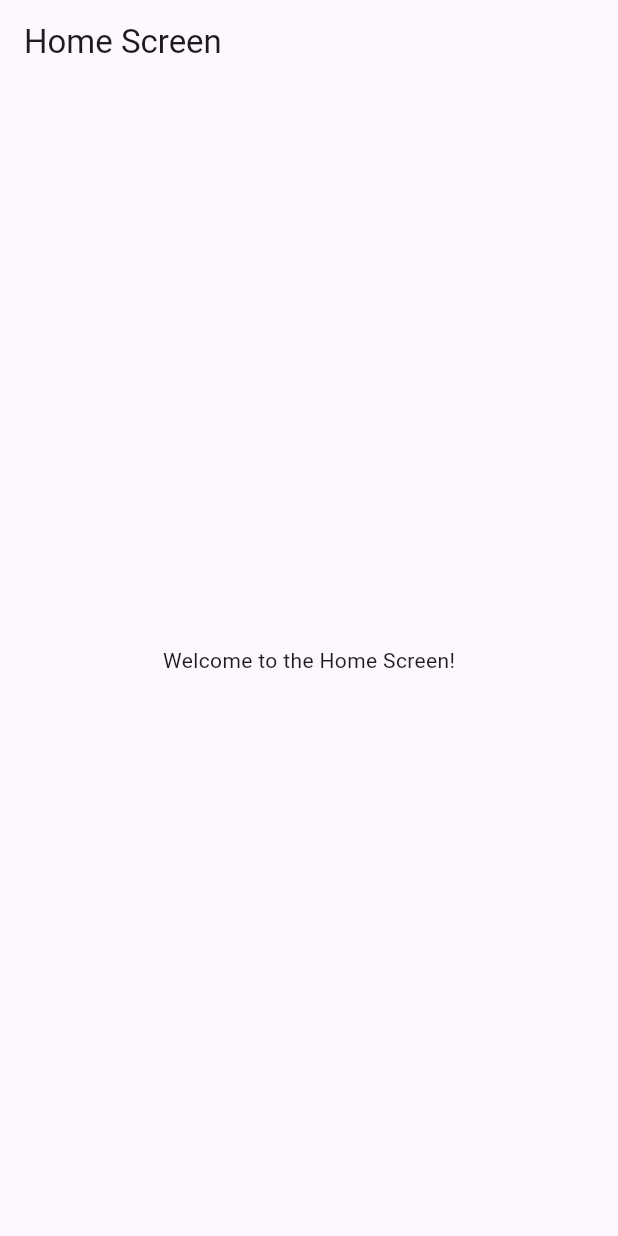
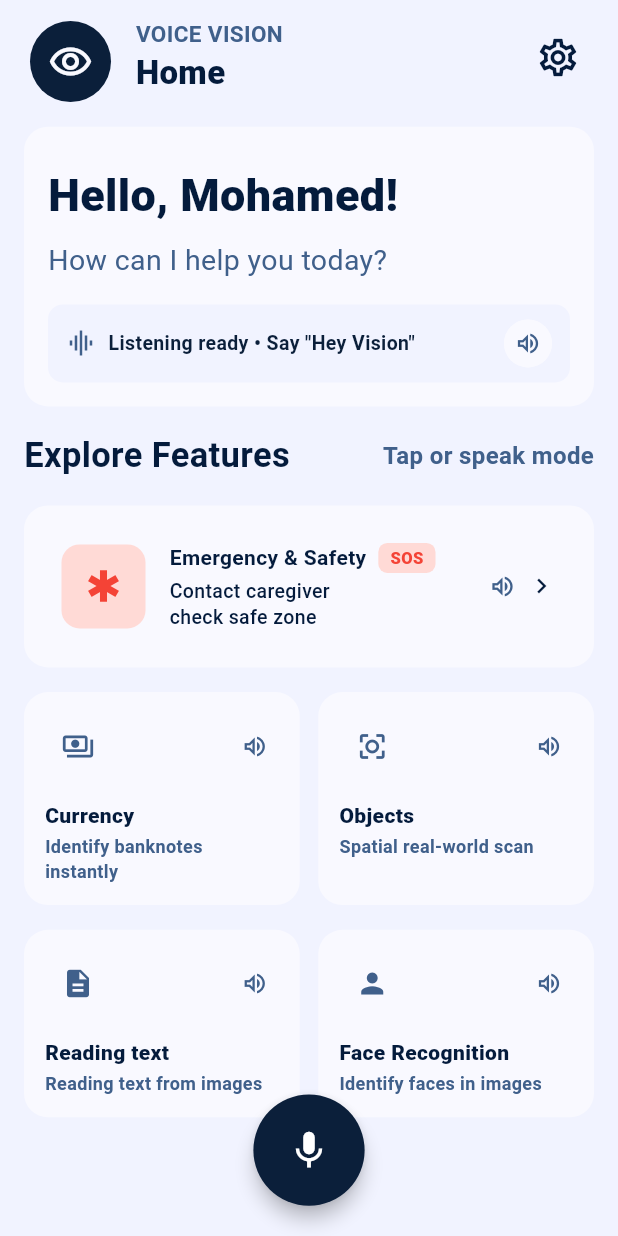
Before and after one commit to mohamednabil25/voice_vision, a Flutter app: the screen it shows after launch, on a phone screen of 412 x 824 dp. Run offline on Flutter 3.47's test engine with Material 3 defaults, Android fonts, the phone set to English and light mode, and no system bars.

Commit message:
Home_screen

```diff
--- /dev/null
+++ b/lib/Card.dart
@@ -0,0 +1,27 @@
+import 'package:flutter/material.dart';
+import 'package:voice_vision/colors.dart';
+
+class Card extends StatelessWidget {
+  final Widget child;
+  final EdgeInsetsGeometry padding;
+  final VoidCallback? onTap;
+
+  const Card({required this.child, required this.padding, this.onTap});
+
+  @override
+  Widget build(BuildContext context) {
+    return Material(
+      color: Colorss.primaryColor,
+      borderRadius: BorderRadius.circular(16),
+      child: InkWell(
+        borderRadius: BorderRadius.circular(16),
+        onTap: onTap,
+        child: Ink(
+          decoration: BoxDecoration(borderRadius: BorderRadius.circular(16)),
+          padding: padding,
+          child: SizedBox(width: double.infinity, child: child),
+        ),
+      ),
+    );
+  }
+}
--- /dev/null
+++ b/lib/Safety.dart
@@ -0,0 +1,81 @@
+import 'package:flutter/material.dart' hide Card;
+import 'package:voice_vision/colors.dart';
+import 'package:voice_vision/icon.dart';
+import 'package:voice_vision/Card.dart';
+import 'package:voice_vision/speaker.dart';
+
+class EmergencyCard extends StatelessWidget {
+  final VoidCallback onTap;
+  const EmergencyCard({required this.onTap});
+
+  @override
+  Widget build(BuildContext context) {
+    return Card(
+      onTap: onTap,
+      padding: const EdgeInsets.all(25),
+      child: Row(
+        children: [
+          IconTile(
+            icon: Icons.emergency,
+            background: Colorss.red,
+            color: Colors.red,
+            size: 56,
+          ),
+          const SizedBox(width: 16),
+          Expanded(
+            child: Column(
+              crossAxisAlignment: CrossAxisAlignment.start,
+              children: [
+                Row(
+                  children: [
+                    const Flexible(
+                      child: Text(
+                        'Emergency & Safety',
+                        style: TextStyle(
+                          fontSize: 14,
+                          fontWeight: FontWeight.w700,
+                          color: Colorss.blue2,
+                        ),
+                      ),
+                    ),
+                    const SizedBox(width: 8),
+                    Container(
+                      padding: const EdgeInsets.symmetric(
+                        horizontal: 8,
+                        vertical: 2,
+                      ),
+                      decoration: BoxDecoration(
+                        color: Colorss.red,
+                        borderRadius: BorderRadius.circular(6),
+                      ),
+                      child: const Text(
+                        'SOS',
+                        style: TextStyle(
+                          fontSize: 11,
+                          fontWeight: FontWeight.w800,
+                          color: Colors.red,
+                        ),
+                      ),
+                    ),
+                  ],
+                ),
+                const SizedBox(height: 4),
+                const Text(
+                  'Contact caregiver\ncheck safe zone',
+                  style: TextStyle(
+                    fontSize: 13,
+                    height: 1.3,
+                    fontWeight: FontWeight.w500,
+                    color: Colorss.blue2,
+                  ),
+                ),
+              ],
+            ),
+          ),
+          SpeakerButton(onTap: () {}),
+          const Icon(Icons.chevron_right, color: Colorss.blue2, size: 20),
+        ],
+      ),
+    );
+  }
+}
--- /dev/null
+++ b/lib/Top_bar.dart
@@ -0,0 +1,62 @@
+import 'package:flutter/material.dart';
+import 'package:voice_vision/colors.dart';
+
+class Top_bar extends StatelessWidget {
+  const Top_bar({super.key});
+
+  @override
+  Widget build(BuildContext context) {
+    double height = MediaQuery.of(context).size.height;
+    double width = MediaQuery.of(context).size.width;
+    return Row(
+      children: [
+        Container(
+          //width: width * 0.12,
+          // height: height * 0.06,
+          padding: const EdgeInsets.all(12),
+          margin: const EdgeInsets.only(left: 4, top: 6),
+          decoration: const BoxDecoration(
+            color: Colorss.blue,
+            shape: BoxShape.circle,
+          ),
+          child: const Icon(
+            Icons.remove_red_eye_outlined,
+            color: Colorss.primaryColor,
+            size: 30,
+          ),
+        ),
+        SizedBox(width: width * 0.04),
+        Column(
+          crossAxisAlignment: CrossAxisAlignment.start,
+          children: [
+            Text(
+              'VOICE VISION',
+              style: TextStyle(
+                fontSize: 15,
+                fontWeight: FontWeight.w600,
+                color: Colorss.blue1,
+              ),
+            ),
+            Text(
+              'Home',
+              style: TextStyle(
+                fontSize: 22,
+                fontWeight: FontWeight.w800,
+                color: Colorss.blue2,
+              ),
+            ),
+          ],
+        ),
+        const Spacer(),
+        IconButton(
+          onPressed: () {},
+          icon: const Icon(
+            Icons.settings_outlined,
+            color: Colorss.blue2,
+            size: 30,
+          ),
+        ),
+      ],
+    );
+  }
+}
--- /dev/null
+++ b/lib/Welcom.dart
@@ -0,0 +1,80 @@
+import 'package:flutter/material.dart';
+import 'package:voice_vision/colors.dart';
+import 'package:voice_vision/speaker.dart';
+
+class Welcom extends StatelessWidget {
+  const Welcom({super.key});
+
+  @override
+  Widget build(BuildContext context) {
+    double height = MediaQuery.of(context).size.height;
+    double width = MediaQuery.of(context).size.width;
+    return Container(
+      width: double.infinity,
+      padding: const EdgeInsets.all(16),
+      decoration: BoxDecoration(
+        color: Colorss.primaryColor,
+        borderRadius: BorderRadius.circular(16),
+      ),
+      child: Column(
+        crossAxisAlignment: CrossAxisAlignment.start,
+        children: [
+          SizedBox(height: height * 0.01),
+          const Text(
+            'Hello, Mohamed!',
+            style: TextStyle(
+              fontSize: 30,
+              fontWeight: FontWeight.w800,
+              color: Colorss.blue2,
+            ),
+          ),
+          SizedBox(height: height * 0.01),
+          const Text(
+            'How can I help you today?',
+            style: TextStyle(fontSize: 19, color: Colorss.blue1),
+          ),
+          const SizedBox(height: 16),
+
+          Container(
+            padding: const EdgeInsets.symmetric(horizontal: 12, vertical: 10),
+            decoration: BoxDecoration(
+              color: Colorss.gray,
+              borderRadius: BorderRadius.circular(10),
+            ),
+            child: Row(
+              children: [
+                const Icon(Icons.graphic_eq, color: Colorss.blue1, size: 20),
+                SizedBox(width: width * 0.02),
+                const Expanded(
+                  child: FittedBox(
+                    fit: BoxFit.scaleDown,
+                    alignment: Alignment.centerLeft,
+                    child: Text(
+                      'Listening ready • Say "Hey Vision"',
+                      maxLines: 1,
+                      style: TextStyle(
+                        fontSize: 13,
+                        fontWeight: FontWeight.w600,
+                        color: Colorss.blue,
+                      ),
+                    ),
+                  ),
+                ),
+                SizedBox(width: width * 0.02),
+                Container(
+                  width: 32,
+                  height: 32,
+                  decoration: const BoxDecoration(
+                    color: Colorss.primaryColor,
+                    shape: BoxShape.circle,
+                  ),
+                  child: SpeakerButton(filled: true, onTap: () {}),
+                ),
+              ],
+            ),
+          ),
+        ],
+      ),
+    );
+  }
+}
--- a/lib/colors.dart
+++ b/lib/colors.dart
@@ -1,9 +1,11 @@
 import 'dart:ui';
 
-class Colors {
+class Colorss {
   static const Color primaryColor = Color(0xffF9F9FF);
   static const Color secondaryColor = Color(0xff041B3C);
   static const Color blue = Color(0xff0B1F3A);
   static const Color gray = Color(0xffF1F3FF);
   static const Color red = Color(0xffFFDAD6);
+  static const Color blue1 = Color(0xff40608B);
+  static const Color blue2 = Color(0xff041B3C);
 }
--- a/lib/homescreen.dart
+++ b/lib/homescreen.dart
@@ -1,11 +1,116 @@
 import 'package:flutter/material.dart';
+import 'package:voice_vision/Safety.dart';
+import 'package:voice_vision/Top_bar.dart';
+import 'package:voice_vision/Welcom.dart';
+import 'package:voice_vision/colors.dart';
+import 'package:voice_vision/smallobject.dart';
 
 class HomeScreen extends StatelessWidget {
   @override
   Widget build(BuildContext context) {
+    double height = MediaQuery.of(context).size.height;
+    double width = MediaQuery.of(context).size.width;
     return Scaffold(
-      appBar: AppBar(title: const Text('Home Screen')),
-      body: Center(child: Text('Welcome to the Home Screen!')),
+      floatingActionButtonLocation: FloatingActionButtonLocation.centerFloat,
+      floatingActionButton: SizedBox(
+        width: width * 0.18,
+        height: height * 0.1,
+        child: FloatingActionButton(
+          onPressed: () {},
+          backgroundColor: Colorss.blue,
+          shape: CircleBorder(),
+          elevation: 5,
+          child: Icon(Icons.mic, color: Colors.white, size: 30),
+        ),
+      ),
+      body: SafeArea(
+        child: SingleChildScrollView(
+          padding: const EdgeInsets.fromLTRB(16, 8, 16, 110),
+          child: Column(
+            crossAxisAlignment: CrossAxisAlignment.start,
+            children: [
+              Top_bar(),
+              SizedBox(height: height * 0.02),
+              Welcom(),
+              SizedBox(height: height * 0.02),
+              Row(
+                children: [
+                  Text(
+                    'Explore Features',
+                    style: TextStyle(
+                      fontSize: 23,
+                      fontWeight: FontWeight.bold,
+                      color: Colorss.blue2,
+                    ),
+                  ),
+                  const Spacer(),
+                  Text(
+                    'Tap or speak mode',
+                    style: TextStyle(
+                      fontSize: 16,
+                      fontWeight: FontWeight.w600,
+                      color: Colorss.blue1,
+                    ),
+                  ),
+                ],
+              ),
+
+              SizedBox(height: height * 0.02),
+              EmergencyCard(onTap: () {}),
+              SizedBox(height: height * 0.02),
+              IntrinsicHeight(
+                child: Row(
+                  crossAxisAlignment: CrossAxisAlignment.stretch,
+                  children: [
+                    Expanded(
+                      child: SmallFeatureCard(
+                        icon: Icons.payments_outlined,
+                        title: 'Currency',
+                        subtitle: 'Identify banknotes instantly',
+                        onTap: () {},
+                      ),
+                    ),
+                    SizedBox(width: width * 0.03),
+                    Expanded(
+                      child: SmallFeatureCard(
+                        icon: Icons.center_focus_strong_outlined,
+                        title: 'Objects',
+                        subtitle: 'Spatial real-world scan',
+                        onTap: () {},
+                      ),
+                    ),
+                  ],
+                ),
+              ),
+              SizedBox(height: height * 0.02),
+              IntrinsicHeight(
+                child: Row(
+                  crossAxisAlignment: CrossAxisAlignment.stretch,
+                  children: [
+                    Expanded(
+                      child: SmallFeatureCard(
+                        icon: Icons.description,
+                        title: 'Reading text',
+                        subtitle: 'Reading text from images',
+                        onTap: () {},
+                      ),
+                    ),
+                    SizedBox(width: width * 0.03),
+                    Expanded(
+                      child: SmallFeatureCard(
+                        icon: Icons.person,
+                        title: 'Face Recognition',
+                        subtitle: 'Identify faces in images',
+                        onTap: () {},
+                      ),
+                    ),
+                  ],
+                ),
+              ),
+            ],
+          ),
+        ),
+      ),
     );
   }
 }
--- /dev/null
+++ b/lib/icon.dart
@@ -0,0 +1,28 @@
+import 'package:flutter/material.dart';
+
+class IconTile extends StatelessWidget {
+  final IconData icon;
+  final Color background;
+  final Color color;
+  final double size;
+
+  const IconTile({
+    required this.icon,
+    required this.background,
+    required this.color,
+    required this.size,
+  });
+
+  @override
+  Widget build(BuildContext context) {
+    return Container(
+      width: size,
+      height: size,
+      decoration: BoxDecoration(
+        color: background,
+        borderRadius: BorderRadius.circular(12),
+      ),
+      child: Icon(icon, color: color, size: size * 0.5),
+    );
+  }
+}
--- a/lib/main.dart
+++ b/lib/main.dart
@@ -1,6 +1,14 @@
 import 'package:flutter/material.dart';
+import 'package:voice_vision/colors.dart';
 import 'package:voice_vision/homescreen.dart';
 
 void main() {
-  runApp(MaterialApp(debugShowCheckedModeBanner: false, home: HomeScreen()));
+  runApp(
+    MaterialApp(
+      debugShowCheckedModeBanner: false,
+      title: 'Voice Vision',
+      theme: ThemeData(scaffoldBackgroundColor: Colorss.gray),
+      home: HomeScreen(),
+    ),
+  );
 }
--- /dev/null
+++ b/lib/smallobject.dart
@@ -0,0 +1,62 @@
+import 'package:flutter/material.dart' hide Card;
+import 'package:voice_vision/colors.dart';
+import 'package:voice_vision/icon.dart';
+import 'package:voice_vision/Card.dart';
+import 'package:voice_vision/speaker.dart';
+
+class SmallFeatureCard extends StatelessWidget {
+  final IconData icon;
+  final String title;
+  final String subtitle;
+  final VoidCallback onTap;
+
+  const SmallFeatureCard({
+    required this.icon,
+    required this.title,
+    required this.subtitle,
+    required this.onTap,
+  });
+
+  @override
+  Widget build(BuildContext context) {
+    return Card(
+      onTap: onTap,
+      padding: const EdgeInsets.all(14),
+      child: Column(
+        crossAxisAlignment: CrossAxisAlignment.start,
+        children: [
+          Row(
+            mainAxisAlignment: MainAxisAlignment.spaceBetween,
+            children: [
+              IconTile(
+                icon: icon,
+                background: Colorss.primaryColor,
+                color: Colorss.blue1,
+                size: 44,
+              ),
+              SpeakerButton(onTap: () {}),
+            ],
+          ),
+          const SizedBox(height: 14),
+          Text(
+            title,
+            style: const TextStyle(
+              fontSize: 14,
+              fontWeight: FontWeight.w800,
+              color: Colorss.blue2,
+            ),
+          ),
+          const SizedBox(height: 2),
+          Text(
+            subtitle,
+            style: const TextStyle(
+              fontSize: 12,
+              fontWeight: FontWeight.w600,
+              color: Colorss.blue1,
+            ),
+          ),
+        ],
+      ),
+    );
+  }
+}
--- /dev/null
+++ b/lib/speaker.dart
@@ -0,0 +1,30 @@
+import 'package:flutter/material.dart';
+import 'package:voice_vision/colors.dart';
+
+class SpeakerButton extends StatelessWidget {
+  final VoidCallback onTap;
+  final bool filled;
+
+  const SpeakerButton({required this.onTap, this.filled = false});
+
+  @override
+  Widget build(BuildContext context) {
+    return InkResponse(
+      onTap: onTap,
+      radius: 22,
+      child: Container(
+        width: 32,
+        height: 32,
+        decoration: BoxDecoration(
+          color: filled ? Colorss.primaryColor : Colors.transparent,
+          shape: BoxShape.circle,
+        ),
+        child: const Icon(
+          Icons.volume_up_outlined,
+          size: 18,
+          color: Colorss.blue1,
+        ),
+      ),
+    );
+  }
+}
--- a/pubspec.yaml
+++ b/pubspec.yaml
@@ -38,6 +38,7 @@ dependencies:
 dev_dependencies:
   flutter_test:
     sdk: flutter
+
 
   # The "flutter_lints" package below contains a set of recommended lints to
   # encourage good coding practices. The lint set provided by the package is
```
